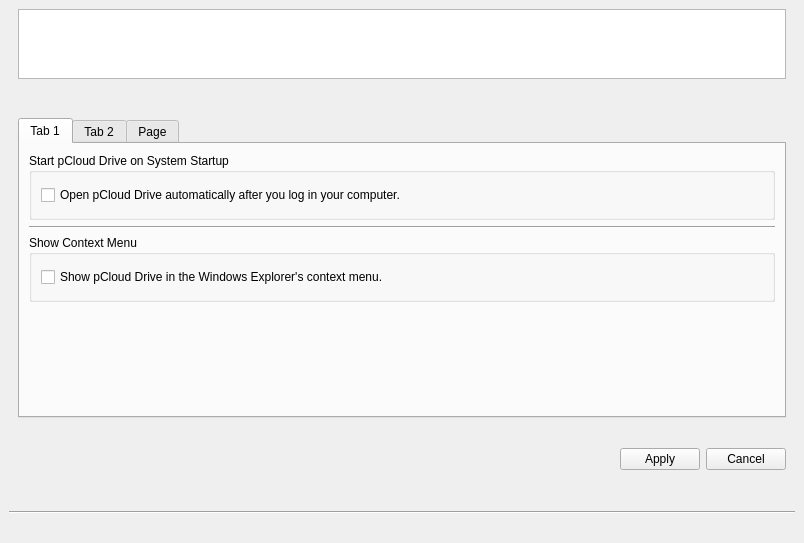
Above: pcloudwindow.ui from pcloudcom/psyncgui before the change. Below: the same form after it.
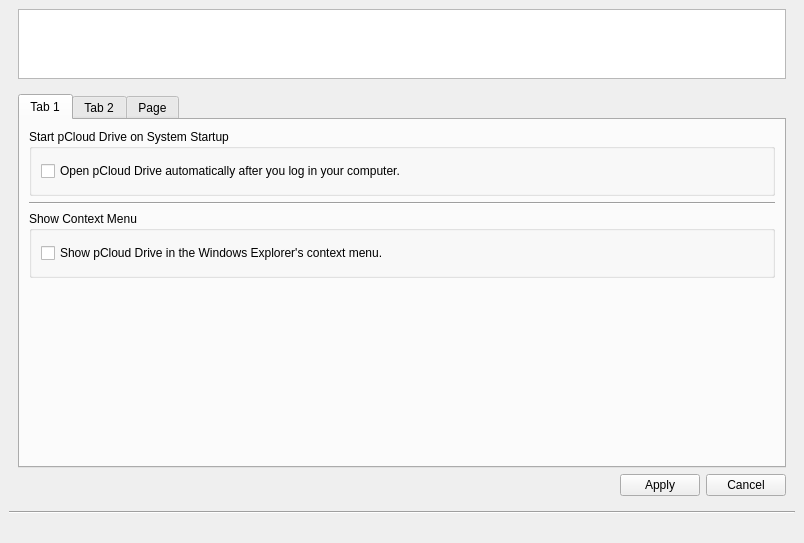
That is the form after the change. The open tabs and pages were chosen to show the change. Icons and pictures are not drawn.

What changed in the file:
```diff
--- a/pcloudwindow.ui
+++ b/pcloudwindow.ui
@@ -1129,7 +1129,7 @@
             <property name="maximumSize">
              <size>
               <width>16777215</width>
-              <height>300</height>
+              <height>390</height>
              </size>
             </property>
             <property name="currentIndex">
```
Left out of the diff: 2 changed lines with no effect on the pictures.
